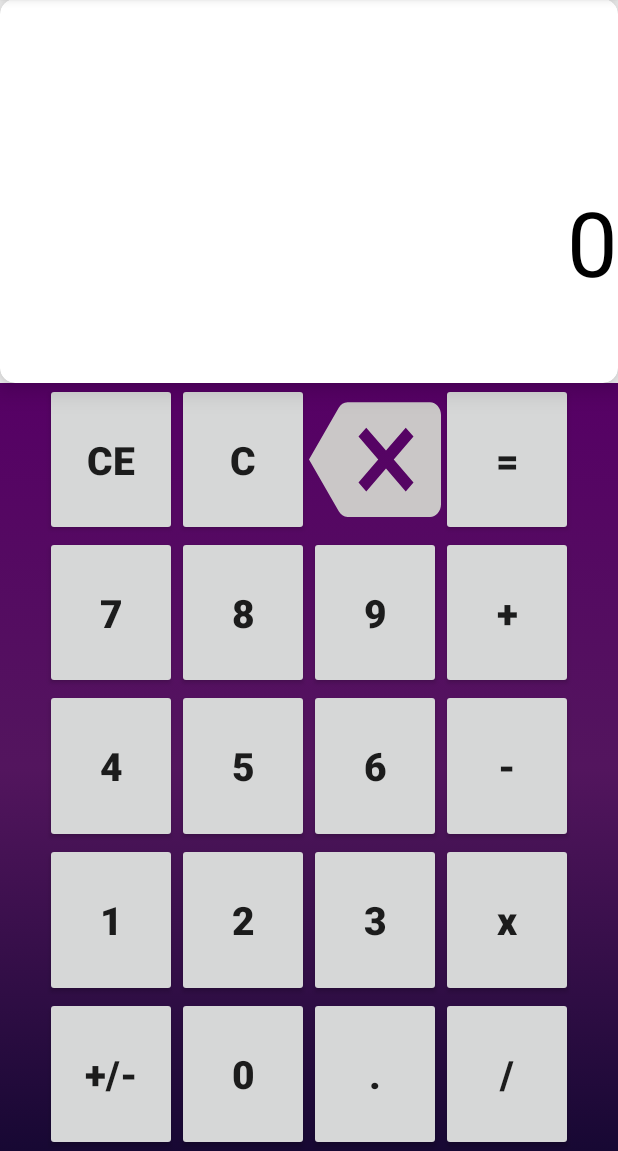
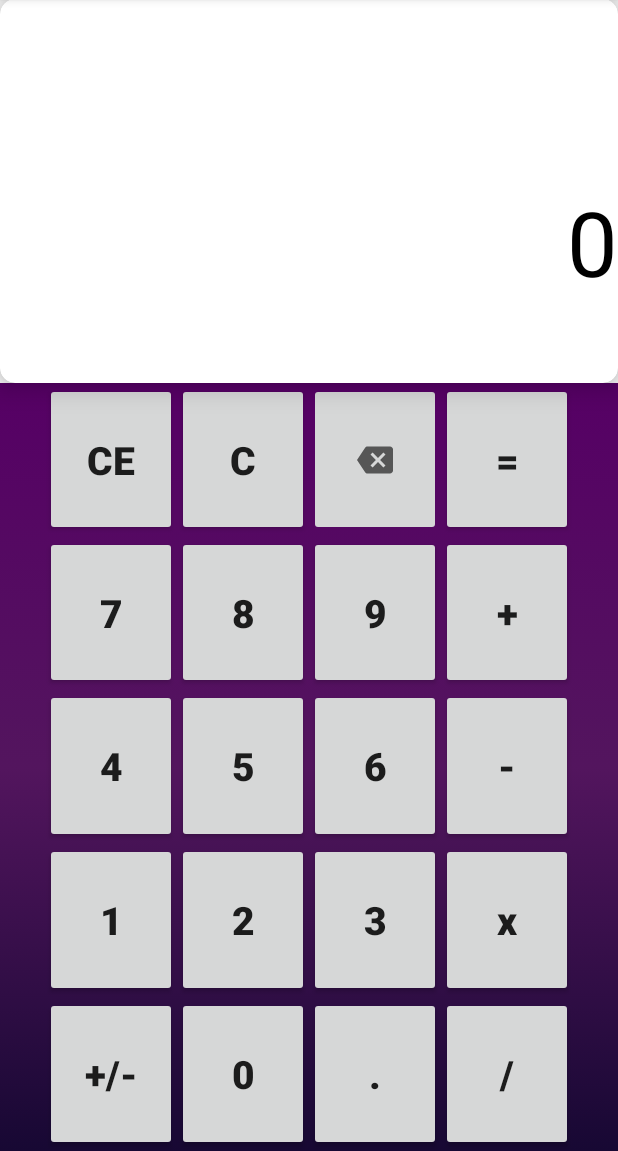
Before and after one commit to AhmadMamduhh/Calculator_Application, an Android app: the screen it shows after launch (MainActivity), after a tap on an icon or button, on a phone screen of 412 x 824 dp, the part 85-1236 px from its top. Run offline under Robolectric (Android 15) with nearby library versions, the phone set to English and light mode, and no system bars.

Commit message:
Added the logic for clear, clear entry and backspace.

```diff
--- a/app/src/main/java/com/ahmedmamdouh/calculatorapplication/MainActivity.kt
+++ b/app/src/main/java/com/ahmedmamdouh/calculatorapplication/MainActivity.kt
@@ -167,16 +167,14 @@ class MainActivity : AppCompatActivity() {
                 }
 
                 "=" -> {
-                    if(firstNumber == null) {
+                    if (firstNumber == null) {
 
-                    }
-                    else {
+                    } else {
                         updateResults()
                         firstNumber = null
                     }
                 }
             }
-
 
 
         }
@@ -200,14 +198,42 @@ class MainActivity : AppCompatActivity() {
     }
 
 
+    // Handling the event that occurs when a clear button is clicked
+    object ClearClickedImplementer : View.OnClickListener {
 
-        // Handling the event that occurs when a clear button is clicked
-        object ClearClickedImplementer : View.OnClickListener {
+        /**
+         * This method is responsible for responding to click events by clear buttons
+         * It makes sure that the screen gets cleared appropriately.
+         * @param v : this is the button view which was clicked.
+         *
+         */
+        override fun onClick(v: View?) {
+            when (v!!.id) {
+                R.id.removeBtn ->
+                    if ((resultsTextView.text.toString().length == 1) and !operation)
+                        resultsTextView.text = "0"
+                    else if (!(resultsTextView.text.equals("0")) and !operation) {
+                        resultsTextView.text = resultsTextView.text.toString()
+                            .substring(0, resultsTextView.text.toString().length - 1)
+                    }
 
+                R.id.cBtn -> {
+                    operation = false
+                    firstNumber = null
+                    secondNumber = null
+                    cachedValue = 0
+                    operationCode = -1
+                    resultsTextView.text = "0"
+                }
 
-            override fun onClick(v: View?) {
-
+                R.id.ceBtn -> {
+                    resultsTextView.text = "0"
+                    if (operation) operation = false
+                }
             }
 
         }
+
     }
+
+}
--- a/app/src/main/res/layout/activity_main.xml
+++ b/app/src/main/res/layout/activity_main.xml
@@ -18,6 +18,22 @@
         <androidx.constraintlayout.widget.ConstraintLayout
             android:layout_width="match_parent"
             android:layout_height="match_parent">
+
+            <TextView
+                android:id="@+id/historyText"
+                android:layout_width="match_parent"
+                android:layout_height="50dp"
+                android:paddingEnd="5dp"
+                tools:text="dummy text"
+                android:textAlignment="textEnd"
+                android:textColor="#AA3C3C3C"
+                android:textSize="20sp"
+                app:layout_constraintBottom_toTopOf="@+id/resultText"
+                app:layout_constraintEnd_toEndOf="parent"
+                app:layout_constraintHorizontal_bias="0.0"
+                app:layout_constraintStart_toStartOf="parent"
+                app:layout_constraintTop_toTopOf="parent"
+                app:layout_constraintVertical_bias="0.523" />
 
             <TextView
                 android:id="@+id/resultText"
@@ -69,12 +85,13 @@
                 android:textSize="26sp"
                 android:textStyle="bold" />
 
-            <Button
+            <ImageButton
                 android:id="@+id/removeBtn"
                 android:layout_width="wrap_content"
+                android:paddingStart="32dp"
+                android:paddingEnd="32dp"
                 android:layout_height="match_parent"
-                android:background="@drawable/ic_baseline_backspace_24"
-                android:backgroundTint="#CAC7C7"
+                android:src="@drawable/ic_baseline_backspace_24"
                 android:textSize="26sp"
                 android:textStyle="bold" />
 
```
